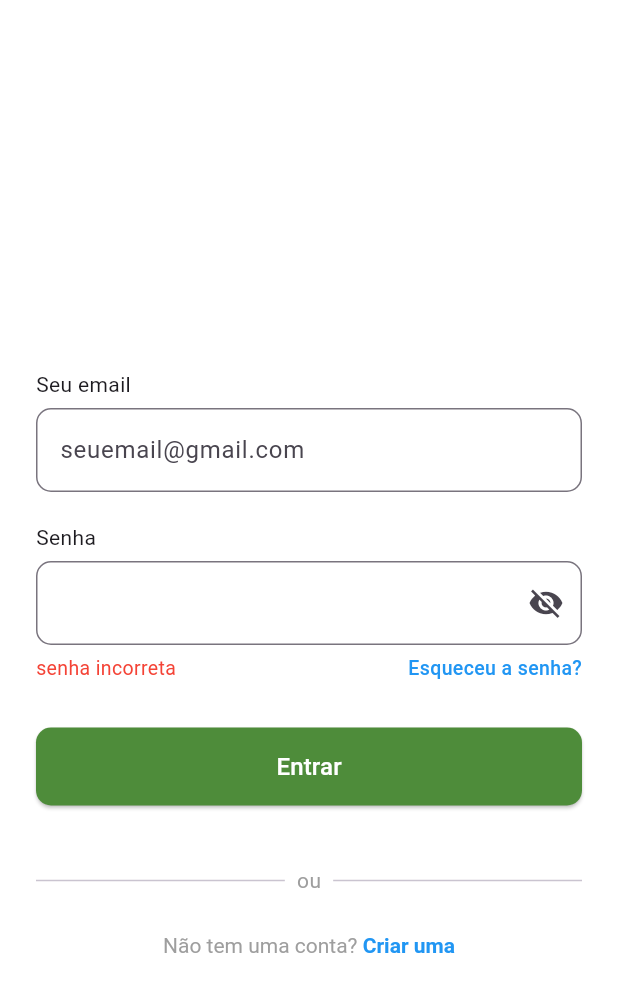
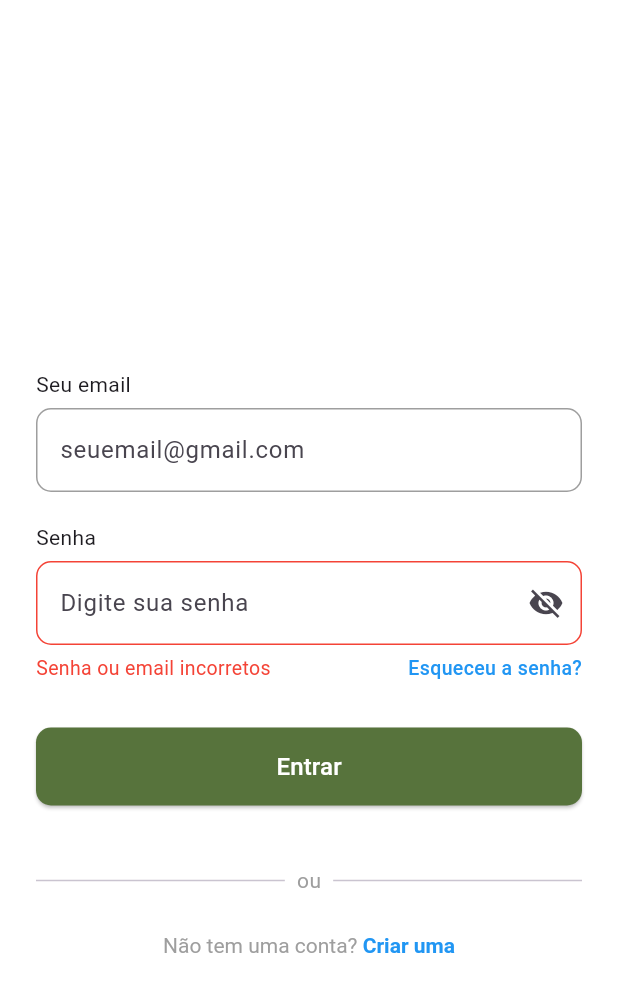
Before and after one commit to Hackaton-Project-Devs2Blu/service-flutter, a Flutter app: the TelaLogin screen opened directly, after a tap on "Entrar", on a phone screen of 412 x 824 dp. Shown: the top 992 px of the screen. Run offline on Flutter 3.47's test engine with Material 3 defaults, Android fonts, the phone set to English and light mode, and no system bars; network calls fail.

Commit message:
feat: auth-tela-estilizada

```diff
--- a/chatbot_frontend/lib/src/features/auth/views/login_page.dart
+++ b/chatbot_frontend/lib/src/features/auth/views/login_page.dart
@@ -16,15 +16,9 @@ class _TelaLoginState extends State<TelaLogin> {
   final emailController = TextEditingController();
   final senhaController = TextEditingController();
 
-  // ======================
-  // LOGIN DO ADMIN
-  // ======================
   final String emailAdmin = "admin@gmail.com";
   final String senhaAdmin = "123456";
 
-  // ======================
-  // VALIDAÇÃO DO LOGIN
-  // ======================
   void validarLogin() {
     if (emailController.text.trim() == emailAdmin &&
         senhaController.text.trim() == senhaAdmin) {
@@ -32,7 +26,6 @@ class _TelaLoginState extends State<TelaLogin> {
         senhaErro = false;
       });
 
-      // ✅ NAVEGA PARA SUA ChatPage REAL
       Navigator.pushReplacement(
         context,
         MaterialPageRoute(builder: (context) => const ChatPage()),
@@ -66,8 +59,20 @@ class _TelaLoginState extends State<TelaLogin> {
                 controller: emailController,
                 decoration: InputDecoration(
                   hintText: "seuemail@gmail.com",
-                  border: OutlineInputBorder(
+
+                  // Borda padrão (cinza)
+                  enabledBorder: OutlineInputBorder(
                     borderRadius: BorderRadius.circular(10),
+                    borderSide: const BorderSide(color: Colors.grey),
+                  ),
+
+                  // Borda quando clicar (foco)
+                  focusedBorder: OutlineInputBorder(
+                    borderRadius: BorderRadius.circular(10),
+                    borderSide: const BorderSide(
+                      color: Color(0xFF57733C),
+                      width: 2,
+                    ),
                   ),
                 ),
               ),
@@ -83,18 +88,25 @@ class _TelaLoginState extends State<TelaLogin> {
                 controller: senhaController,
                 obscureText: !mostrarSenha,
                 decoration: InputDecoration(
-                  border: OutlineInputBorder(
+                  hintText: "Digite sua senha",
+
+                  // Borda padrão (cinza) OU vermelha se erro
+                  enabledBorder: OutlineInputBorder(
                     borderRadius: BorderRadius.circular(10),
                     borderSide: BorderSide(
                       color: senhaErro ? Colors.red : Colors.grey,
                     ),
                   ),
+
+                  // Borda quando clicar (foco)
                   focusedBorder: OutlineInputBorder(
                     borderRadius: BorderRadius.circular(10),
                     borderSide: BorderSide(
-                      color: senhaErro ? Colors.red : Colors.blue,
+                      color: senhaErro ? Colors.red : const Color(0xFF57733C),
+                      width: 2,
                     ),
                   ),
+
                   suffixIcon: IconButton(
                     icon: Icon(
                       mostrarSenha ? Icons.visibility : Icons.visibility_off,
@@ -111,14 +123,14 @@ class _TelaLoginState extends State<TelaLogin> {
               const SizedBox(height: 6),
 
               // ======================
-              // ERRO CONDICIONAL
+              // ERRO
               // ======================
               if (senhaErro)
                 Row(
                   mainAxisAlignment: MainAxisAlignment.spaceBetween,
                   children: const [
                     Text(
-                      "senha incorreta",
+                      "Senha ou email incorretos",
                       style: TextStyle(color: Colors.red, fontSize: 13),
                     ),
                     Text(
@@ -155,7 +167,7 @@ class _TelaLoginState extends State<TelaLogin> {
                 child: ElevatedButton(
                   onPressed: validarLogin,
                   style: ElevatedButton.styleFrom(
-                    backgroundColor: const Color(0xFF4E8C3A),
+                    backgroundColor: const Color(0xFF57733C),
                     shape: RoundedRectangleBorder(
                       borderRadius: BorderRadius.circular(10),
                     ),
@@ -170,7 +182,7 @@ class _TelaLoginState extends State<TelaLogin> {
               const SizedBox(height: 40),
 
               // ======================
-              // DIVIDER "OU"
+              // DIVISOR "OU"
               // ======================
               Row(
                 children: const [
```
